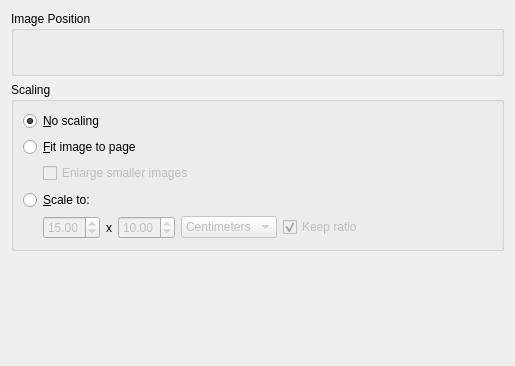
The window that utilities/imageeditor/tools/printoptionspage.ui (KDE/digikam) describes before a commit, drawn with Qt 5.
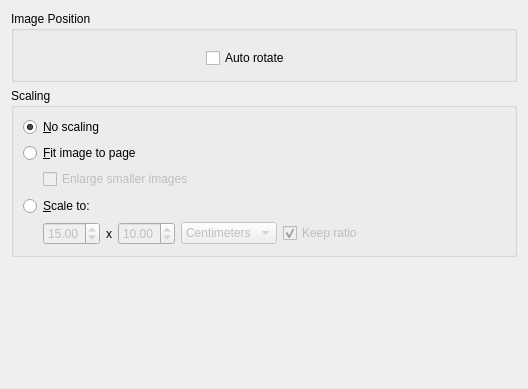
The same window after the commit. Custom widgets are drawn as their Qt base class.

Commit message: Added auto rotate option to print dialog

```diff
--- a/utilities/imageeditor/tools/printoptionspage.ui
+++ b/utilities/imageeditor/tools/printoptionspage.ui
@@ -5,14 +5,14 @@
    <rect>
     <x>0</x>
     <y>0</y>
-    <width>511</width>
-    <height>366</height>
+    <width>528</width>
+    <height>389</height>
    </rect>
   </property>
   <property name="windowTitle" >
    <string>Image Settings</string>
   </property>
-  <layout class="QVBoxLayout" name="verticalLayout" >
+  <layout class="QVBoxLayout" name="verticalLayout_2" >
    <item>
     <widget class="QGroupBox" name="groupBox_2" >
      <property name="title" >
@@ -21,11 +21,11 @@
      <property name="flat" >
       <bool>true</bool>
      </property>
-     <layout class="QGridLayout" name="gridLayout" >
-      <item row="0" column="0" >
+     <layout class="QHBoxLayout" name="horizontalLayout" >
+      <item>
        <widget class="QFrame" name="mPositionFrame" />
       </item>
-      <item row="0" column="1" >
+      <item>
        <spacer>
         <property name="orientation" >
          <enum>Qt::Horizontal</enum>
@@ -38,10 +38,21 @@
         </property>
        </spacer>
       </item>
-      <item row="0" column="2" >
-       <widget class="KHBox" name="cmbox" />
+      <item>
+       <layout class="QVBoxLayout" name="verticalLayout" >
+        <item>
+         <widget class="KHBox" name="cmbox" />
+        </item>
+        <item>
+         <widget class="QCheckBox" name="kcfg_PrintAutoRotate" >
+          <property name="text" >
+           <string>Auto rotate</string>
+          </property>
+         </widget>
+        </item>
+       </layout>
       </item>
-      <item row="0" column="3" >
+      <item>
        <spacer name="spacer" >
         <property name="orientation" >
          <enum>Qt::Horizontal</enum>
```
Left out of the diff: 4 changed lines with no effect on the pictures. The commit also changes 4 other files.
